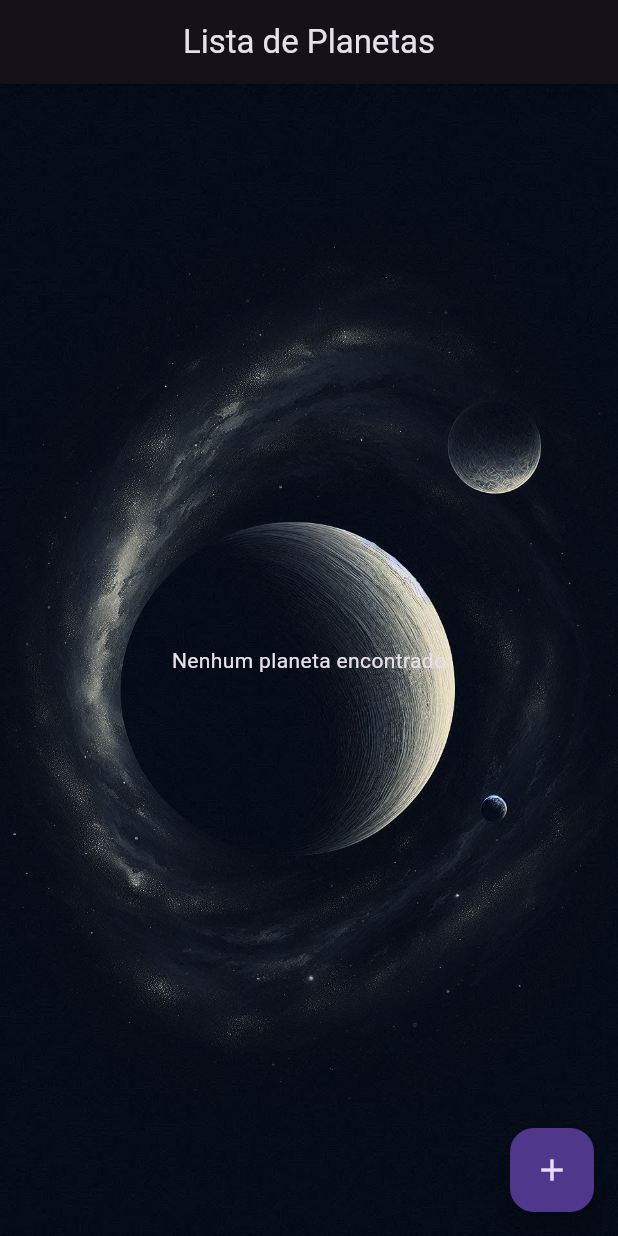
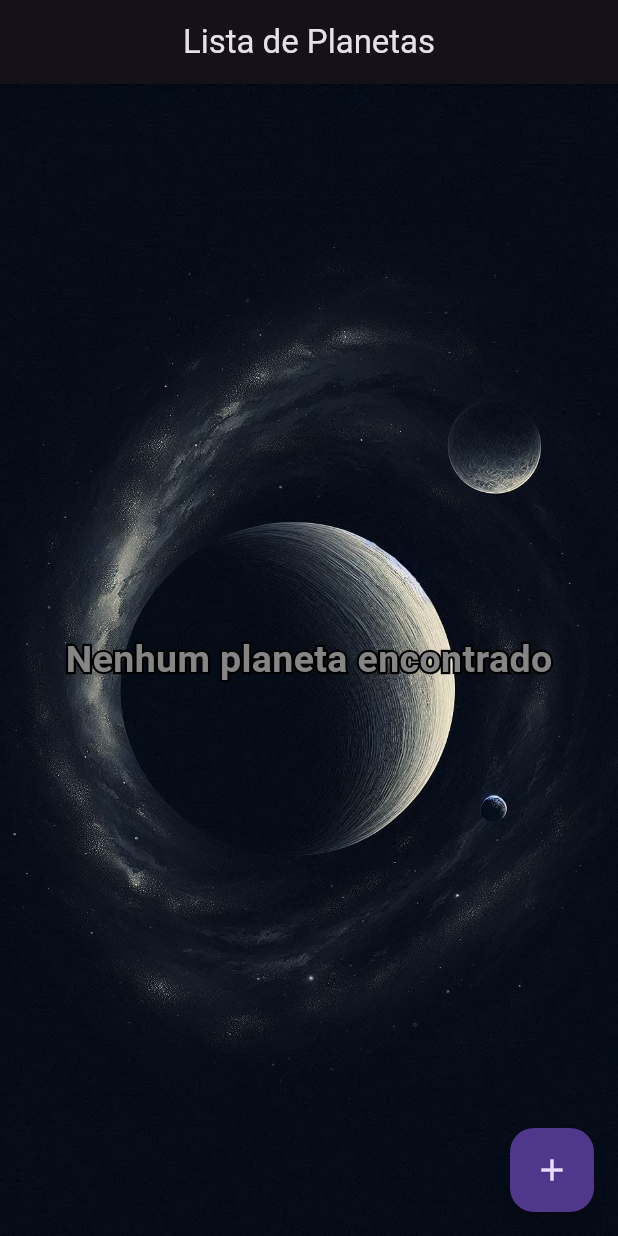
Before and after one commit to Boniatti1/talento-tech-gerenciador-de-planetas, a Flutter app: the screen it shows after launch, on a phone screen of 412 x 824 dp. Run offline on Flutter 3.47's test engine with Material 3 defaults, Android fonts, the phone set to English and light mode, and no system bars; our stand-ins replace sqflite; accounts and stored records are empty.

Commit message:
Melhoria na visualização da mensagem quando não há planetas

```diff
--- a/planetas/lib/screens/app.dart
+++ b/planetas/lib/screens/app.dart
@@ -30,15 +30,46 @@ class _AppState extends State<App> {
         scrolledUnderElevation: 0,
         backgroundColor: Colors.transparent,
       ),
-      // Constrói a lista com base no estado da operação de busca na base de dados
-      body: Container(
-        decoration: BoxDecoration(image: DecorationImage(image: AssetImage("assets/images/fundo.jpg"), fit: BoxFit.cover)),
-        child: FutureBuilder<List<Planet>>(
+      body: Stack(
+        children: [
+          Container(
+            decoration: BoxDecoration(
+              image: DecorationImage(
+                image: AssetImage("assets/images/fundo.jpg"),
+                fit: BoxFit.cover,
+              ),
+            ),
+          ),
+          FutureBuilder<List<Planet>>(
             future: planets,
             builder: (ctx, snapshot) {
               if (snapshot.hasData) {
                 if (snapshot.data!.isEmpty) {
-                return Center(child: Text("Nenhum planeta encontrado"));
+                  return Center(
+                    child: Stack(
+                      children: [
+                        Text(
+                          "Nenhum planeta encontrado",
+                          style: TextStyle(
+                            fontSize: 25,
+                            fontWeight: FontWeight.bold,
+                            foreground: Paint()
+                              ..style = PaintingStyle.stroke
+                              ..strokeWidth = 3
+                              ..color = Colors.black,
+                          ),
+                        ),
+                        Text(
+                          "Nenhum planeta encontrado",
+                          style: TextStyle(
+                            fontSize: 25,
+                            fontWeight: FontWeight.bold,
+                            color: const Color.fromARGB(255, 133, 133, 133),
+                          ),
+                        ),
+                      ],
+                    ),
+                  );
                 } else {
                   return ListLayout(
                     planets: snapshot.data!,
@@ -50,8 +81,8 @@ class _AppState extends State<App> {
               }
             },
           ),
+        ],
       ),
-      // Botão flutuante para modal de inserção de planetas
       floatingActionButton: FloatingActionButton(
         onPressed: () =>
             PlanetModal.openModal(context: context, callback: loadPlanets),
```
Lines whose indentation alone changed are shown as unchanged.
